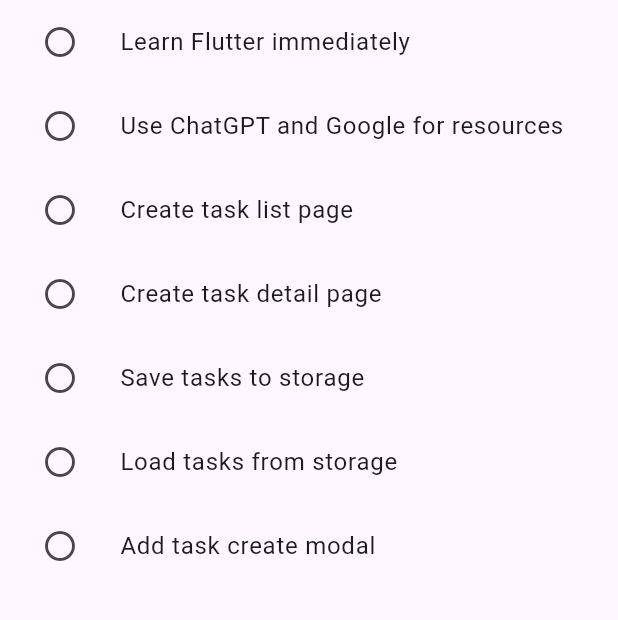
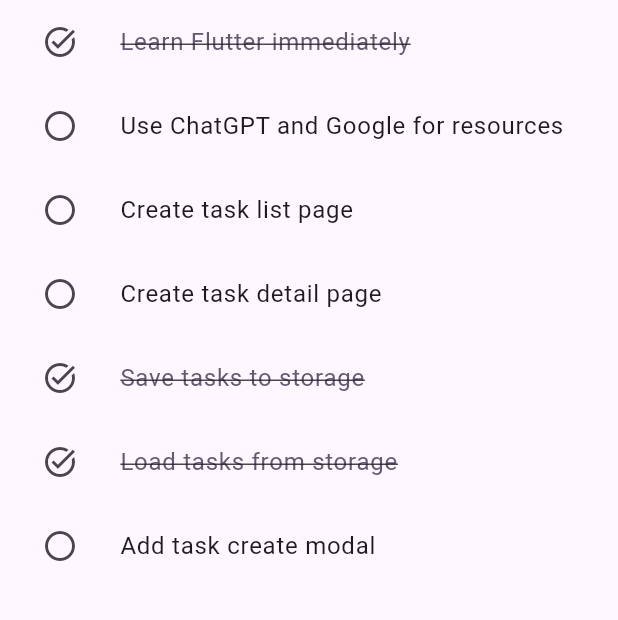
Before and after one commit to AmirSavand/flutter-todo, a Flutter app: the screen it shows after launch, after a tap on the "circle" icon, on a phone screen of 412 x 824 dp, the part 162-782 px from its top. Run offline on Flutter 3.47's test engine with Material 3 defaults, Android fonts, the phone set to English and light mode, and no system bars.

Commit message:
Add task done/undone

```diff
--- a/lib/models/task.model.dart
+++ b/lib/models/task.model.dart
@@ -12,9 +12,10 @@ class Task {
   String title;
 
   /// A flag indicating whether the task is completed or not.
-  bool done = false;
+  bool done;
 
   Task({
     required this.title,
+    this.done = false,
   });
 }
--- a/lib/pages/tasks.page.dart
+++ b/lib/pages/tasks.page.dart
@@ -14,8 +14,8 @@ class _TasksPageState extends State<TasksPage> {
     Task(title: 'Use ChatGPT and Google for resources'),
     Task(title: 'Create task list page'),
     Task(title: 'Create task detail page'),
-    Task(title: 'Save tasks to storage'),
-    Task(title: 'Load tasks from storage'),
+    Task(title: 'Save tasks to storage', done: true),
+    Task(title: 'Load tasks from storage', done: true),
     Task(title: 'Add task create modal'),
   ];
 
@@ -44,12 +44,22 @@ class _TasksPageState extends State<TasksPage> {
                 final task = _tasks[index];
                 return ListTile(
                   leading: IconButton(
-                    icon: const Icon(Icons.circle_outlined),
+                    icon: Icon(
+                      task.done ? Icons.task_alt : Icons.circle_outlined,
+                    ),
                     onPressed: () {
-                      // todo
+                      setState(() => task.done = !task.done);
                     },
                   ),
-                  title: Text(task.title),
+                  title: Text(
+                    task.title,
+                    style: TextStyle(
+                      decoration: task.done ? TextDecoration.lineThrough : null,
+                      color: task.done
+                          ? Theme.of(context).colorScheme.secondary
+                          : null,
+                    ),
+                  ),
                 );
               },
             ),
```
